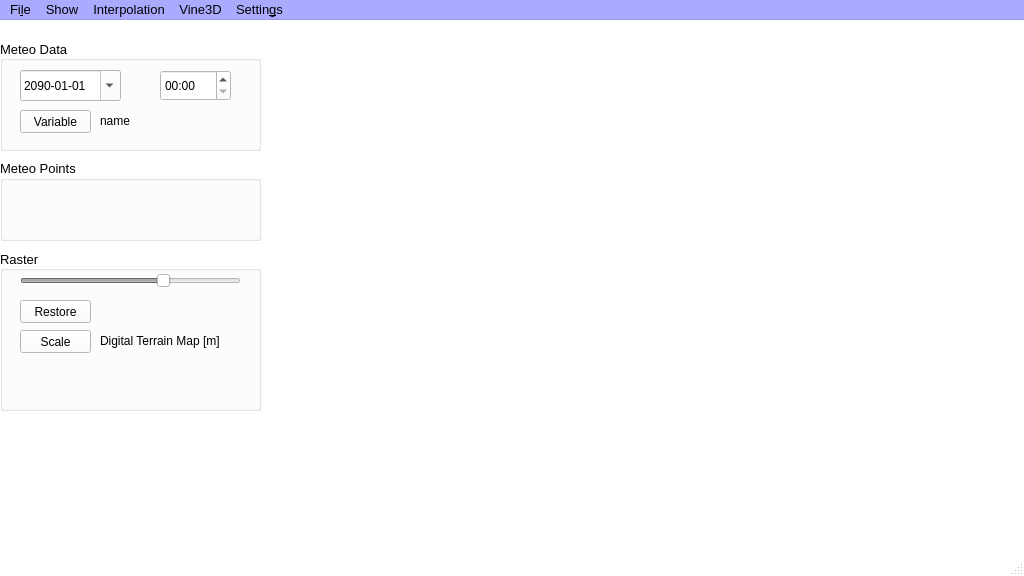
Before: the Qt Designer form VINE3D/mainWindow.ui in gaowudao/CRITERIA3D, drawn with Qt 5.
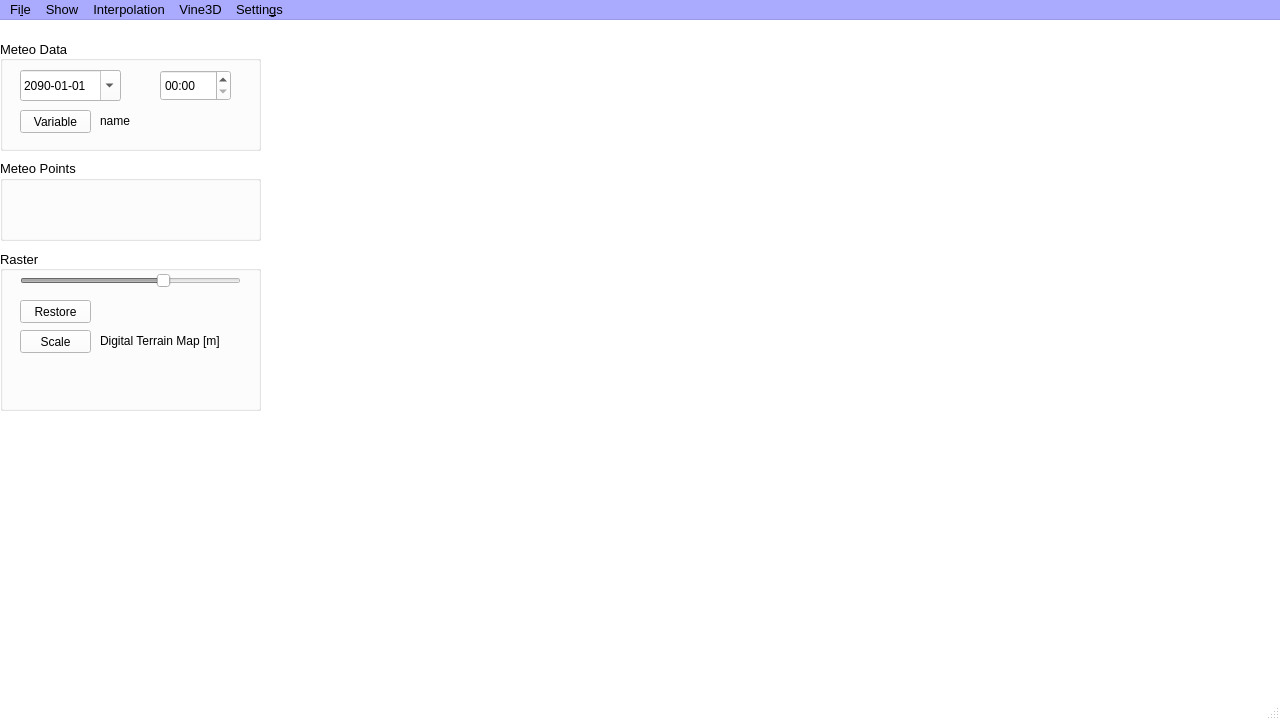
After: the same form once the commit is applied.

The edit to the form file:
```diff
--- a/VINE3D/mainWindow.ui
+++ b/VINE3D/mainWindow.ui
@@ -6,8 +6,8 @@
    <rect>
     <x>0</x>
     <y>0</y>
-    <width>1024</width>
-    <height>576</height>
+    <width>1280</width>
+    <height>720</height>
    </rect>
   </property>
   <property name="palette">
@@ -1919,8 +1919,8 @@
     <rect>
      <x>0</x>
      <y>0</y>
-     <width>1024</width>
-     <height>21</height>
+     <width>1280</width>
+     <height>26</height>
     </rect>
    </property>
    <property name="palette">
```
